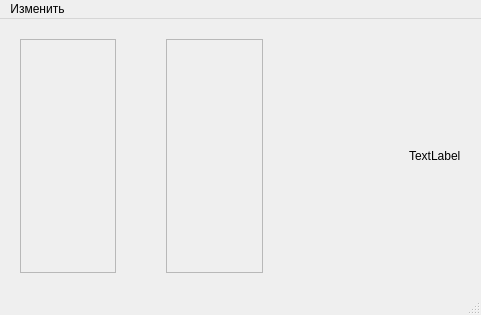
First picture: the form in sources/Information_about_metro/GUI/mainwindow.ui, repository diakreado/The_timetable_for_transport, before the edit.
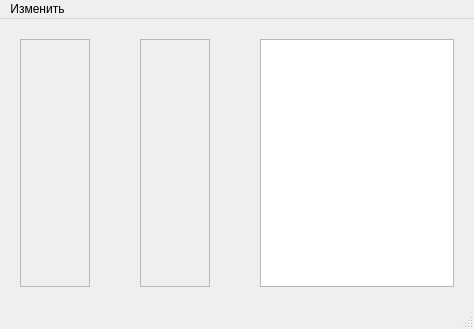
Second picture: the form after the edit.

Commit message: Поменял вывод информации о станциях

The edit to the form file:
```diff
--- a/sources/Information_about_metro/GUI/mainwindow.ui
+++ b/sources/Information_about_metro/GUI/mainwindow.ui
@@ -6,8 +6,8 @@
    <rect>
     <x>0</x>
     <y>0</y>
-    <width>481</width>
-    <height>315</height>
+    <width>474</width>
+    <height>329</height>
    </rect>
   </property>
   <property name="minimumSize">
@@ -49,8 +49,8 @@
         <rect>
          <x>0</x>
          <y>0</y>
-         <width>79</width>
-         <height>232</height>
+         <width>69</width>
+         <height>246</height>
         </rect>
        </property>
       </widget>
@@ -75,8 +75,8 @@
         <rect>
          <x>0</x>
          <y>0</y>
-         <width>80</width>
-         <height>232</height>
+         <width>69</width>
+         <height>246</height>
         </rect>
        </property>
       </widget>
@@ -96,9 +96,9 @@
      </spacer>
     </item>
     <item>
-     <widget class="QLabel" name="label">
-      <property name="text">
-       <string>TextLabel</string>
+     <widget class="QTextBrowser" name="textBrowser">
+      <property name="enabled">
+       <bool>true</bool>
       </property>
      </widget>
     </item>
@@ -109,7 +109,7 @@
     <rect>
      <x>0</x>
      <y>0</y>
-     <width>481</width>
+     <width>474</width>
      <height>21</height>
     </rect>
    </property>
```
Left out of the diff: 2 changed lines with no effect on the pictures. The commit also changes 1 other file.
